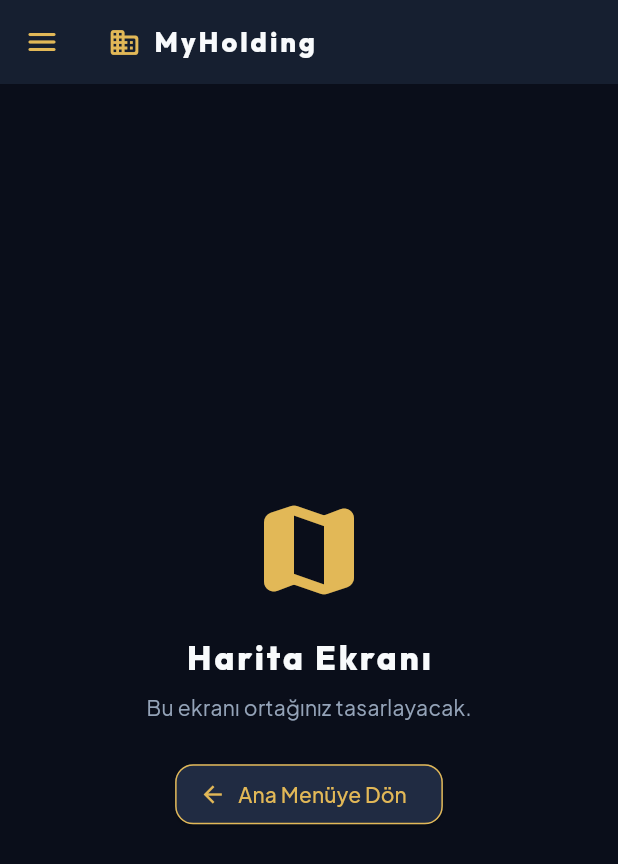
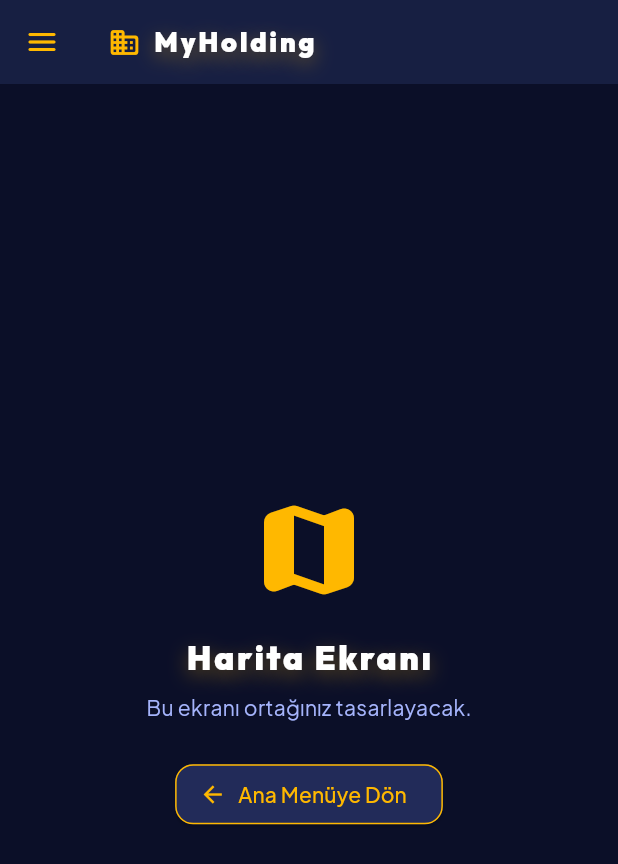
Before and after one commit to keremozderya/holding_tycoon, a Flutter app: the screen it shows after launch, after a tap on "BAŞLA", on a phone screen of 412 x 824 dp. Shown: the top 864 px of the screen. Run offline on Flutter 3.47's test engine with Material 3 defaults, Android fonts, the light colour scheme and no system bars; our stand-ins replace google_fonts, shared_preferences.

Commit message:
Yeni renk temasi guncellendi

```diff
--- a/lib/theme/app_theme.dart
+++ b/lib/theme/app_theme.dart
@@ -1,15 +1,35 @@
+// lib/theme/app_theme.dart
 import 'package:flutter/material.dart';
 import 'package:google_fonts/google_fonts.dart';
 
 class AppColors {
-  static const Color background = Color(0xFF0A0E1A);
-  static const Color surface = Color(0xFF161F30);
-  static const Color surfaceElevated = Color(0xFF202B42);
-  static const Color gold = Color(0xFFE2B857);
-  static const Color profit = Color(0xFF10B981);
-  static const Color loss = Color(0xFFF43F5E);
-  static const Color textPrimary = Color(0xFFF8FAFC);
-  static const Color textSecondary = Color(0xFF94A3B8);
+  // Canlı Zeminler
+  static const Color background = Color(0xFF0B0F28);
+  static const Color surface = Color(0xFF171F42);
+  static const Color surfaceElevated = Color(0xFF222B59);
+
+  // Enerjik Neon Vurgular
+  static const Color gold = Color(0xFFFFB800);
+  static const Color profit = Color(0xFF00E676);
+  static const Color techCyan = Color(0xFF00D2FF);
+  static const Color loss = Color(0xFFFF3366);
+
+  // Canlı Metinler
+  static const Color textPrimary = Color(0xFFFFFFFF);
+  static const Color textSecondary = Color(0xFFA5B4FC);
+
+  // Canlı Gradyanlar (Kartlar ve Butonlar İçin)
+  static const LinearGradient goldGradient = LinearGradient(
+    colors: [Color(0xFFFFD000), Color(0xFFFF9100)],
+    begin: Alignment.topLeft,
+    end: Alignment.bottomRight,
+  );
+
+  static const LinearGradient profitGradient = LinearGradient(
+    colors: [Color(0xFF00E676), Color(0xFF00B0FF)],
+    begin: Alignment.topLeft,
+    end: Alignment.bottomRight,
+  );
 }
 
 class AppTheme {
@@ -23,28 +43,44 @@ class AppTheme {
     );
   }
 
+  // Dinamik Başlık Stili
   static TextStyle titleStyle({double fontSize = 32}) {
     return GoogleFonts.outfit(
       fontSize: fontSize,
-      fontWeight: FontWeight.w800,
+      fontWeight: FontWeight.w900,
       color: AppColors.textPrimary,
-      letterSpacing: 2,
+      letterSpacing: 1.8,
+      shadows: [
+        Shadow(
+          color: AppColors.gold.withValues(alpha: 0.35),
+          blurRadius: 16,
+          offset: const Offset(0, 4),
+        ),
+      ],
     );
   }
 
+  // Canlı Alt Başlık
   static TextStyle subtitleStyle({double fontSize = 14}) {
     return GoogleFonts.plusJakartaSans(
       fontSize: fontSize,
-      fontWeight: FontWeight.w500,
+      fontWeight: FontWeight.w700,
       color: AppColors.gold,
-      letterSpacing: 1,
+      letterSpacing: 1.2,
     );
   }
 
+  // Para ve Sayı Akışları İçin Neon Sayaç
   static TextStyle get moneyStyle => GoogleFonts.spaceMono(
-        fontSize: 18,
-        fontWeight: FontWeight.bold,
+        fontSize: 20,
+        fontWeight: FontWeight.w900,
         color: AppColors.profit,
         letterSpacing: 0.5,
+        shadows: [
+          Shadow(
+            color: AppColors.profit.withValues(alpha: 0.5),
+            blurRadius: 10,
+          ),
+        ],
       );
 }
```
